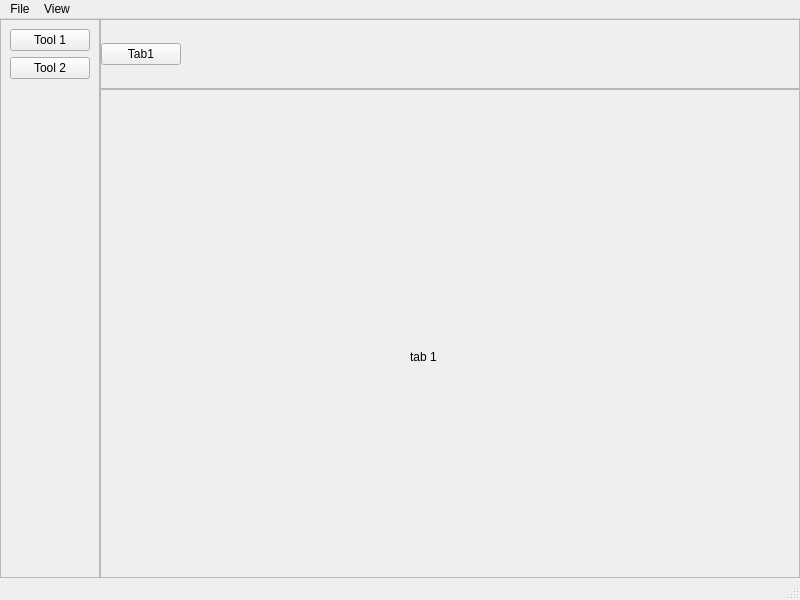
Old version of the form src/mainwindow.ui in the repository Clovis1444/DLCreator.
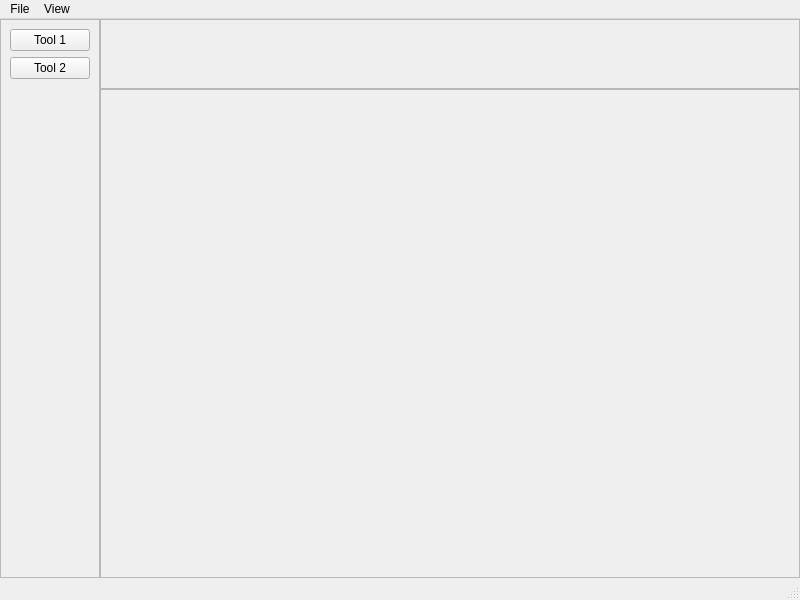
New version of the form.

Patch:
```diff
--- a/src/mainwindow.ui
+++ b/src/mainwindow.ui
@@ -20,7 +20,7 @@
      <verstretch>0</verstretch>
     </sizepolicy>
    </property>
-   <layout class="QGridLayout" name="gridLayout" rowstretch="0,0,0" columnstretch="0,0" rowminimumheight="0,0,0" columnminimumwidth="0,0">
+   <layout class="QGridLayout" name="gridLayout" rowstretch="0,0,0" columnstretch="0,0">
     <property name="leftMargin">
      <number>0</number>
     </property>
@@ -51,41 +51,26 @@
        <enum>QFrame::Shadow::Raised</enum>
       </property>
       <layout class="QGridLayout" name="gridLayout_2">
+       <property name="leftMargin">
+        <number>0</number>
+       </property>
+       <property name="topMargin">
+        <number>0</number>
+       </property>
+       <property name="rightMargin">
+        <number>0</number>
+       </property>
+       <property name="bottomMargin">
+        <number>0</number>
+       </property>
+       <property name="spacing">
+        <number>0</number>
+       </property>
        <item row="0" column="0">
         <widget class="QStackedWidget" name="files_widget">
          <property name="currentIndex">
           <number>0</number>
          </property>
-         <widget class="QWidget" name="page">
-          <widget class="QLabel" name="label">
-           <property name="geometry">
-            <rect>
-             <x>300</x>
-             <y>250</y>
-             <width>58</width>
-             <height>15</height>
-            </rect>
-           </property>
-           <property name="text">
-            <string>tab 1</string>
-           </property>
-          </widget>
-         </widget>
-         <widget class="QWidget" name="page_2">
-          <widget class="QLabel" name="label_2">
-           <property name="geometry">
-            <rect>
-             <x>320</x>
-             <y>250</y>
-             <width>58</width>
-             <height>15</height>
-            </rect>
-           </property>
-           <property name="text">
-            <string>tab 2</string>
-           </property>
-          </widget>
-         </widget>
         </widget>
        </item>
       </layout>
@@ -223,13 +208,6 @@
         <property name="bottomMargin">
          <number>0</number>
         </property>
-        <item>
-         <widget class="QPushButton" name="tabButton1">
-          <property name="text">
-           <string>Tab1</string>
-          </property>
-         </widget>
-        </item>
         <item>
          <spacer name="horizontalSpacer">
           <property name="orientation">
```
Left out of the diff: 110 changed lines with no effect on the pictures.
